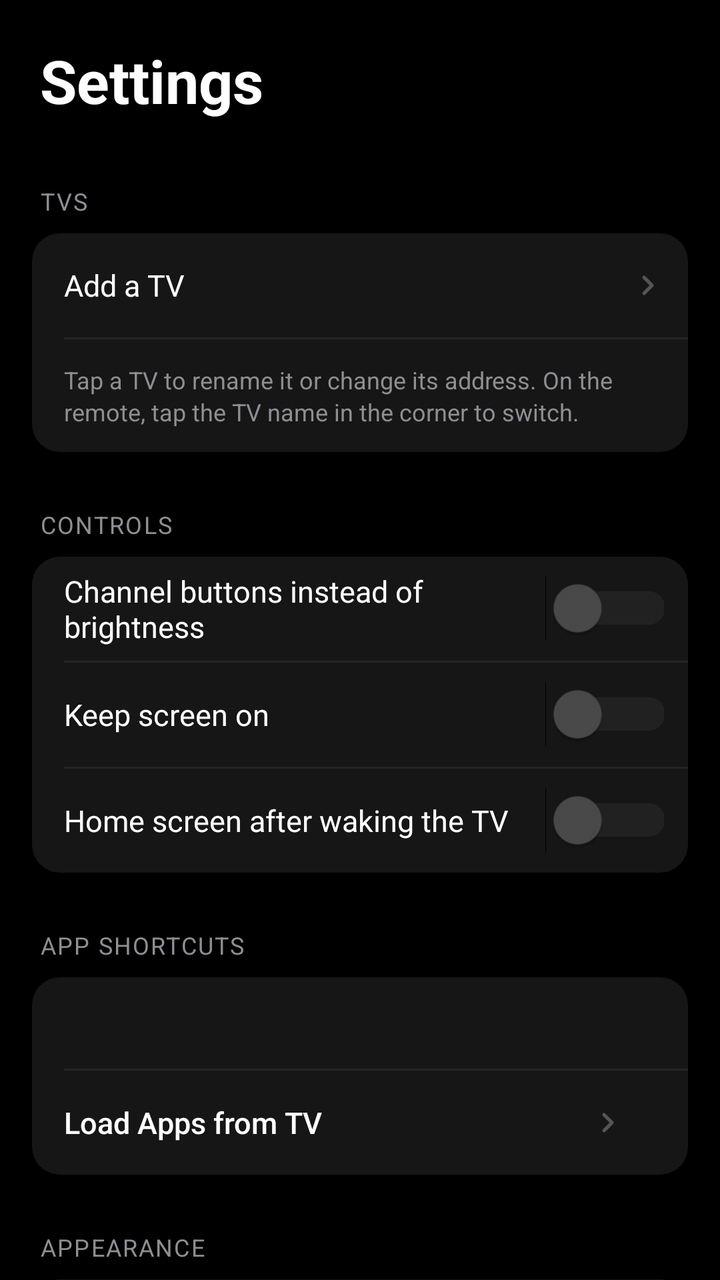
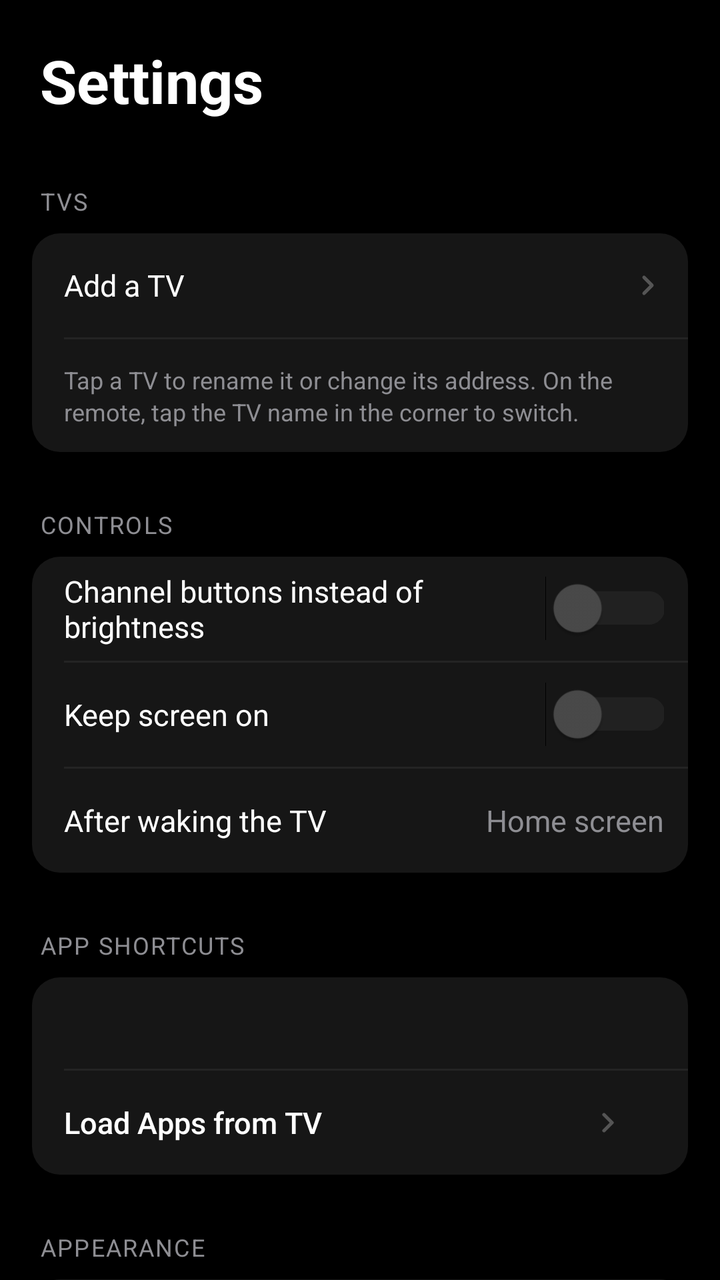

The first picture is an Android layout as it rendered before a commit; the second is the same layout after the commit. The layout source and the unified diff follow.
<!-- AndroidManifest.xml: application theme Theme.LGRemote -->
<!-- res/layout/activity_settings.xml -->
<?xml version="1.0" encoding="utf-8"?>
<androidx.core.widget.NestedScrollView
    xmlns:android="http://schemas.android.com/apk/res/android"
    android:id="@+id/settings_root"
    android:tag="window_bg"
    android:layout_width="match_parent"
    android:layout_height="match_parent"
    android:background="#000000"
    android:fillViewport="true">

    <LinearLayout
        android:layout_width="match_parent"
        android:layout_height="wrap_content"
        android:orientation="vertical"
        android:paddingHorizontal="16dp"
        android:paddingTop="20dp"
        android:paddingBottom="56dp">

        <TextView
            android:id="@+id/tv_settings_title"
            android:tag="title"
            android:layout_width="match_parent"
            android:layout_height="wrap_content"
            android:text="Settings"
            android:textColor="#FFFFFF"
            android:textSize="30sp"
            android:textStyle="bold"
            android:paddingHorizontal="4dp"
            android:layout_marginBottom="32dp" />

        
        <TextView
            android:id="@+id/tv_section_connection"
            android:tag="section_label"
            android:layout_width="match_parent"
            android:layout_height="wrap_content"
            android:text="TVS"
            android:textColor="#8E8E93"
            android:textSize="12sp"
            android:letterSpacing="0.06"
            android:paddingHorizontal="4dp"
            android:layout_marginBottom="8dp" />

        <LinearLayout
            android:id="@+id/group_connection"
            android:tag="surface_bg"
            android:layout_width="match_parent"
            android:layout_height="wrap_content"
            android:orientation="vertical"
            android:background="@drawable/bg_section_group">

            
            <LinearLayout
                android:id="@+id/tvs_container"
                android:layout_width="match_parent"
                android:layout_height="wrap_content"
                android:orientation="vertical" />

            <LinearLayout
                android:id="@+id/row_add_tv"
                android:layout_width="match_parent"
                android:layout_height="52dp"
                android:orientation="horizontal"
                android:gravity="center_vertical"
                android:paddingStart="16dp"
                android:paddingEnd="12dp"
                android:clickable="true"
                android:focusable="true"
                android:background="?attr/selectableItemBackground">

                <TextView
                    android:tag="row_label"
                    android:layout_width="0dp"
                    android:layout_height="wrap_content"
                    android:layout_weight="1"
                    android:text="Add a TV"
                    android:textColor="#FFFFFF"
                    android:textSize="15sp" />

                <ImageView
                    android:layout_width="16dp"
                    android:layout_height="16dp"
                    android:src="@drawable/ic_chevron_right"
                    android:scaleType="fitCenter"
                    android:tint="#555555" />

            </LinearLayout>

            <View android:layout_width="match_parent" android:layout_height="1dp" android:background="#242424" android:tag="divider" android:layout_marginStart="16dp" />

            <TextView
                android:tag="row_value"
                android:layout_width="match_parent"
                android:layout_height="wrap_content"
                android:text="Tap a TV to rename it or change its address. On the remote, tap the TV name in the corner to switch."
                android:textColor="#8E8E93"
                android:textSize="12sp"
                android:lineSpacingExtra="2dp"
                android:paddingHorizontal="16dp"
                android:paddingVertical="12dp" />

        </LinearLayout>

        
        <TextView
            android:id="@+id/tv_section_controls"
            android:tag="section_label"
            android:layout_width="match_parent"
            android:layout_height="wrap_content"
            android:text="CONTROLS"
            android:textColor="#8E8E93"
            android:textSize="12sp"
            android:letterSpacing="0.06"
            android:paddingHorizontal="4dp"
            android:layout_marginTop="28dp"
            android:layout_marginBottom="8dp" />

        <LinearLayout
            android:id="@+id/group_controls"
            android:tag="surface_bg"
            android:layout_width="match_parent"
            android:layout_height="wrap_content"
            android:orientation="vertical"
            android:background="@drawable/bg_section_group">

            <LinearLayout
                android:layout_width="match_parent"
                android:layout_height="52dp"
                android:orientation="horizontal"
                android:gravity="center_vertical"
                android:paddingStart="16dp"
                android:paddingEnd="12dp">

                <TextView
                    android:tag="row_label"
                    android:layout_width="0dp"
                    android:layout_height="wrap_content"
                    android:layout_weight="1"
                    android:text="Channel buttons instead of brightness"
                    android:textColor="#FFFFFF"
                    android:textSize="15sp" />

                <Switch
                    android:id="@+id/switch_channel_pill"
                    android:layout_width="wrap_content"
                    android:layout_height="wrap_content"
                    android:scaleX="1.2"
                    android:scaleY="1.2"
                    android:thumbTint="@color/switch_thumb"
                    android:trackTint="@color/switch_track" />

            </LinearLayout>

            <View android:layout_width="match_parent" android:layout_height="1dp" android:background="#242424" android:tag="divider" android:layout_marginStart="16dp" />

            <LinearLayout
                android:layout_width="match_parent"
                android:layout_height="52dp"
                android:orientation="horizontal"
                android:gravity="center_vertical"
                android:paddingStart="16dp"
                android:paddingEnd="12dp">

                <TextView
                    android:tag="row_label"
                    android:layout_width="0dp"
                    android:layout_height="wrap_content"
                    android:layout_weight="1"
                    android:text="Keep screen on"
                    android:textColor="#FFFFFF"
                    android:textSize="15sp" />

                <Switch
                    android:id="@+id/switch_keep_screen_on"
                    android:layout_width="wrap_content"
                    android:layout_height="wrap_content"
                    android:scaleX="1.2"
                    android:scaleY="1.2"
                    android:thumbTint="@color/switch_thumb"
                    android:trackTint="@color/switch_track" />

            </LinearLayout>

            <View android:layout_width="match_parent" android:layout_height="1dp" android:background="#242424" android:tag="divider" android:layout_marginStart="16dp" />

            <LinearLayout
                android:layout_width="match_parent"
                android:layout_height="52dp"
                android:orientation="horizontal"
                android:gravity="center_vertical"
                android:paddingStart="16dp"
                android:paddingEnd="12dp">

                <TextView
                    android:tag="row_label"
                    android:layout_width="0dp"
                    android:layout_height="wrap_content"
                    android:layout_weight="1"
                    android:text="Home screen after waking the TV"
                    android:textColor="#FFFFFF"
                    android:textSize="15sp" />

                <Switch
                    android:id="@+id/switch_wake_to_home"
                    android:layout_width="wrap_content"
                    android:layout_height="wrap_content"
                    android:scaleX="1.2"
                    android:scaleY="1.2"
                    android:thumbTint="@color/switch_thumb"
                    android:trackTint="@color/switch_track" />

            </LinearLayout>


        </LinearLayout>

        
        <TextView
            android:id="@+id/tv_section_shortcuts"
            android:tag="section_label"
            android:layout_width="match_parent"
            android:layout_height="wrap_content"
            android:text="APP SHORTCUTS"
            android:textColor="#8E8E93"
            android:textSize="12sp"
            android:letterSpacing="0.06"
            android:paddingHorizontal="4dp"
            android:layout_marginTop="28dp"
            android:layout_marginBottom="8dp" />

        <LinearLayout
            android:id="@+id/group_shortcuts"
            android:tag="surface_bg"
            android:layout_width="match_parent"
            android:layout_height="wrap_content"
            android:orientation="vertical"
            android:background="@drawable/bg_section_group">

            
            <TextView
                android:id="@+id/tv_shortcuts_summary"
                android:tag="section_label"
                android:layout_width="match_parent"
                android:layout_height="wrap_content"
                android:textColor="#8E8E93"
                android:textSize="13sp"
                android:paddingHorizontal="16dp"
                android:paddingTop="14dp"
                android:paddingBottom="14dp" />

            
            <androidx.recyclerview.widget.RecyclerView
                android:id="@+id/apps_grid"
                android:layout_width="match_parent"
                android:layout_height="wrap_content"
                android:paddingHorizontal="8dp"
                android:paddingBottom="8dp"
                android:nestedScrollingEnabled="false"
                android:visibility="gone" />

            <View android:layout_width="match_parent" android:layout_height="1dp" android:background="#242424" android:tag="divider" android:layout_marginStart="16dp" />

            
            <LinearLayout
                android:layout_width="match_parent"
                android:layout_height="52dp"
                android:orientation="horizontal"
                android:gravity="center_vertical"
                android:paddingEnd="16dp">

                <Button
                    android:id="@+id/btn_load_apps"
                    android:tag="row_label"
                    android:layout_width="0dp"
                    android:layout_height="match_parent"
                    android:layout_weight="1"
                    android:background="?attr/selectableItemBackground"
                    android:text="Load Apps from TV"
                    android:textAllCaps="false"
                    android:textColor="#FFFFFF"
                    android:textSize="15sp"
                    android:textStyle="normal"
                    android:gravity="start|center_vertical"
                    android:paddingHorizontal="16dp"
                    android:drawableEnd="@drawable/ic_chevron_right"
                    android:drawableTint="#555555"
                    android:drawablePadding="4dp" />

                <ProgressBar
                    android:id="@+id/load_apps_spinner"
                    android:layout_width="20dp"
                    android:layout_height="20dp"
                    android:visibility="gone"
                    android:indeterminateTint="#888888" />

            </LinearLayout>

        </LinearLayout>

        
        <TextView
            android:id="@+id/tv_section_appearance"
            android:tag="section_label"
            android:layout_width="match_parent"
            android:layout_height="wrap_content"
            android:text="APPEARANCE"
            android:textColor="#8E8E93"
            android:textSize="12sp"
            android:letterSpacing="0.06"
            android:paddingHorizontal="4dp"
            android:layout_marginTop="28dp"
            android:layout_marginBottom="8dp" />

        <LinearLayout
            android:id="@+id/group_appearance"
            android:tag="surface_bg"
            android:layout_width="match_parent"
            android:layout_height="wrap_content"
            android:orientation="vertical"
            android:background="@drawable/bg_section_group">

            <LinearLayout
                android:id="@+id/row_theme"
                android:layout_width="match_parent"
                android:layout_height="52dp"
                android:orientation="horizontal"
                android:gravity="center_vertical"
                android:paddingStart="16dp"
                android:paddingEnd="12dp"
                android:clickable="true"
                android:focusable="true"
                android:background="?attr/selectableItemBackground">

                <TextView
                    android:tag="row_label"
                    android:layout_width="0dp"
                    android:layout_height="wrap_content"
                    android:layout_weight="1"
                    android:text="Theme"
                    android:textColor="#FFFFFF"
                    android:textSize="15sp" />

                <TextView
                    android:id="@+id/tv_current_theme"
                    android:tag="row_value"
                    android:layout_width="wrap_content"
                    android:layout_height="wrap_content"
                    android:text="Dark"
                    android:textColor="#8E8E93"
                    android:textSize="15sp"
                    android:layout_marginEnd="4dp" />

                <ImageView
                    android:layout_width="16dp"
                    android:layout_height="16dp"
                    android:src="@drawable/ic_chevron_right"
                    android:scaleType="fitCenter"
                    android:tint="#555555" />

            </LinearLayout>

            <View android:layout_width="match_parent" android:layout_height="1dp" android:background="#242424" android:tag="divider" android:layout_marginStart="16dp" />

            <LinearLayout
                android:id="@+id/row_create_theme"
                android:layout_width="match_parent"
                android:layout_height="52dp"
                android:orientation="horizontal"
                android:gravity="center_vertical"
                android:paddingStart="16dp"
                android:paddingEnd="12dp"
                android:clickable="true"
                android:focusable="true"
                android:background="?attr/selectableItemBackground">

                <TextView
                    android:id="@+id/tv_create_theme"
                    android:tag="row_label"
                    android:layout_width="0dp"
                    android:layout_height="wrap_content"
                    android:layout_weight="1"
                    android:text="Create Custom Theme"
                    android:textColor="#FFFFFF"
                    android:textSize="15sp" />

                <ImageView
                    android:layout_width="16dp"
                    android:layout_height="16dp"
                    android:src="@drawable/ic_chevron_right"
                    android:scaleType="fitCenter"
                    android:tint="#555555" />

            </LinearLayout>

        </LinearLayout>

        <TextView
            android:id="@+id/tv_section_advanced"
            android:tag="section_label"
            android:layout_width="match_parent"
            android:layout_height="wrap_content"
            android:text="ADVANCED"
            android:textColor="#8E8E93"
            android:textSize="12sp"
            android:letterSpacing="0.06"
            android:paddingHorizontal="4dp"
            android:layout_marginTop="28dp"
            android:layout_marginBottom="8dp" />

        <LinearLayout
            android:id="@+id/group_advanced"
            android:tag="surface_bg"
            android:layout_width="match_parent"
            android:layout_height="wrap_content"
            android:orientation="vertical"
            android:background="@drawable/bg_section_group">

            <LinearLayout
                android:id="@+id/row_service_remote"
                android:layout_width="match_parent"
                android:layout_height="52dp"
                android:orientation="horizontal"
                android:gravity="center_vertical"
                android:paddingStart="16dp"
                android:paddingEnd="12dp"
                android:clickable="true"
                android:focusable="true"
                android:background="?attr/selectableItemBackground">

                <TextView
                    android:tag="row_label"
                    android:layout_width="0dp"
                    android:layout_height="wrap_content"
                    android:layout_weight="1"
                    android:text="Service Remote (IR)"
                    android:textColor="#FFFFFF"
                    android:textSize="15sp" />

                <ImageView
                    android:layout_width="16dp"
                    android:layout_height="16dp"
                    android:src="@drawable/ic_chevron_right"
                    android:scaleType="fitCenter"
                    android:tint="#555555" />

            </LinearLayout>

        </LinearLayout>

        
        <TextView
            android:id="@+id/tv_section_about"
            android:tag="section_label"
            android:layout_width="match_parent"
            android:layout_height="wrap_content"
            android:text="ABOUT"
            android:textColor="#8E8E93"
            android:textSize="12sp"
            android:letterSpacing="0.06"
            android:paddingHorizontal="4dp"
            android:layout_marginTop="28dp"
            android:layout_marginBottom="8dp" />

        <LinearLayout
            android:id="@+id/group_about"
            android:tag="surface_bg"
            android:layout_width="match_parent"
            android:layout_height="wrap_content"
            android:orientation="vertical"
            android:background="@drawable/bg_section_group">

            <LinearLayout
                android:id="@+id/row_tour"
                android:layout_width="match_parent"
                android:layout_height="52dp"
                android:orientation="horizontal"
                android:gravity="center_vertical"
                android:paddingStart="16dp"
                android:paddingEnd="12dp"
                android:clickable="true"
                android:focusable="true"
                android:background="?attr/selectableItemBackground">

                <TextView
                    android:tag="row_label"
                    android:layout_width="0dp"
                    android:layout_height="wrap_content"
                    android:layout_weight="1"
                    android:text="Show the tour"
                    android:textColor="#FFFFFF"
                    android:textSize="15sp" />

                <ImageView
                    android:layout_width="16dp"
                    android:layout_height="16dp"
                    android:src="@drawable/ic_chevron_right"
                    android:scaleType="fitCenter"
                    android:tint="#555555" />

            </LinearLayout>

            <View android:layout_width="match_parent" android:layout_height="1dp" android:background="#242424" android:tag="divider" android:layout_marginStart="16dp" />

            <LinearLayout
                android:id="@+id/row_release_notes"
                android:layout_width="match_parent"
                android:layout_height="52dp"
                android:orientation="horizontal"
                android:gravity="center_vertical"
                android:paddingStart="16dp"
                android:paddingEnd="12dp"
                android:clickable="true"
                android:focusable="true"
                android:background="?attr/selectableItemBackground">

                <TextView
                    android:tag="row_label"
                    android:layout_width="0dp"
                    android:layout_height="wrap_content"
                    android:layout_weight="1"
                    android:text="Release notes"
                    android:textColor="#FFFFFF"
                    android:textSize="15sp" />

                <TextView
                    android:id="@+id/tv_app_version"
                    android:tag="row_value"
                    android:layout_width="wrap_content"
                    android:layout_height="wrap_content"
                    android:textColor="#8E8E93"
                    android:textSize="15sp"
                    android:layout_marginEnd="4dp" />

                <ImageView
                    android:layout_width="16dp"
                    android:layout_height="16dp"
                    android:src="@drawable/ic_chevron_right"
                    android:scaleType="fitCenter"
                    android:tint="#555555" />

            </LinearLayout>

        </LinearLayout>

    </LinearLayout>

</androidx.core.widget.NestedScrollView>
<!-- resources referenced by this layout -->
<resources>
  <!-- drawable bg_section_group (drawable) -->
  <?xml version="1.0" encoding="utf-8"?>
  <shape xmlns:android="http://schemas.android.com/apk/res/android">
      <solid android:color="#161616" />
      <corners android:radius="14dp" />
  </shape>
  <!-- drawable ic_chevron_right (drawable) -->
  <?xml version="1.0" encoding="utf-8"?>
  <vector xmlns:android="http://schemas.android.com/apk/res/android"
      android:width="16dp"
      android:height="16dp"
      android:viewportWidth="24"
      android:viewportHeight="24">
      <path
          android:strokeColor="#FFFFFF"
          android:strokeWidth="2.5"
          android:strokeLineCap="round"
          android:strokeLineJoin="round"
          android:fillColor="@android:color/transparent"
          android:pathData="M9,18 L15,12 L9,6" />
  </vector>
  <style name="Theme.LGRemote" parent="Theme.AppCompat.NoActionBar">
          <item name="android:windowBackground">#000000</item>
          <item name="android:statusBarColor">#000000</item>
          <item name="android:navigationBarColor">#000000</item>
      </style>
</resources>

<!-- the commit's change to res/layout/activity_settings.xml (unified diff, before → after) -->
@@ -184,30 +184,34 @@
             <View android:layout_width="match_parent" android:layout_height="1dp" android:background="#242424" android:tag="divider" android:layout_marginStart="16dp" />
 
             <LinearLayout
-                android:layout_width="match_parent"
-                android:layout_height="52dp"
-                android:orientation="horizontal"
-                android:gravity="center_vertical"
-                android:paddingStart="16dp"
-                android:paddingEnd="12dp">
-
-                <TextView
-                    android:tag="row_label"
-                    android:layout_width="0dp"
-                    android:layout_height="wrap_content"
-                    android:layout_weight="1"
-                    android:text="Home screen after waking the TV"
-                    android:textColor="#FFFFFF"
-                    android:textSize="15sp" />
-
-                <Switch
-                    android:id="@+id/switch_wake_to_home"
+                android:id="@+id/row_wake_action"
+                android:layout_width="match_parent"
+                android:layout_height="52dp"
+                android:orientation="horizontal"
+                android:gravity="center_vertical"
+                android:paddingStart="16dp"
+                android:paddingEnd="12dp"
+                android:clickable="true"
+                android:focusable="true"
+                android:background="?attr/selectableItemBackground">
+
+                <TextView
+                    android:tag="row_label"
+                    android:layout_width="0dp"
+                    android:layout_height="wrap_content"
+                    android:layout_weight="1"
+                    android:text="After waking the TV"
+                    android:textColor="#FFFFFF"
+                    android:textSize="15sp" />
+
+                <TextView
+                    android:id="@+id/tv_wake_action"
+                    android:tag="row_value"
                     android:layout_width="wrap_content"
                     android:layout_height="wrap_content"
-                    android:scaleX="1.2"
-                    android:scaleY="1.2"
-                    android:thumbTint="@color/switch_thumb"
-                    android:trackTint="@color/switch_track" />
+                    android:text="Home screen"
+                    android:textColor="#8E8E93"
+                    android:textSize="15sp" />
 
             </LinearLayout>
 
